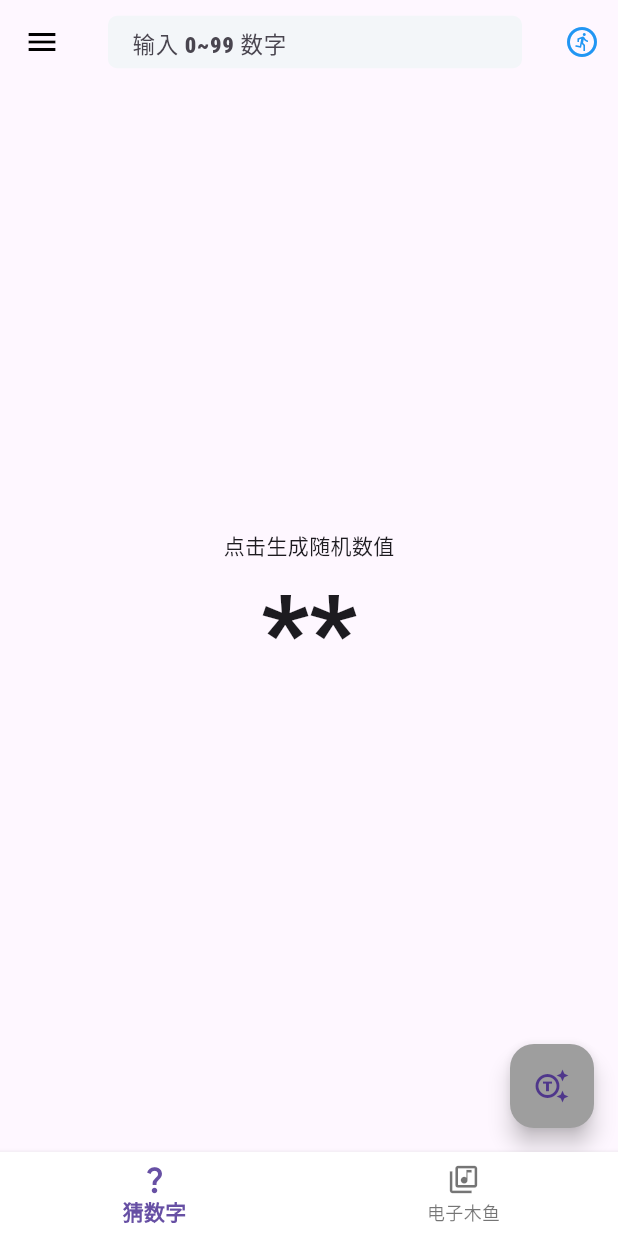
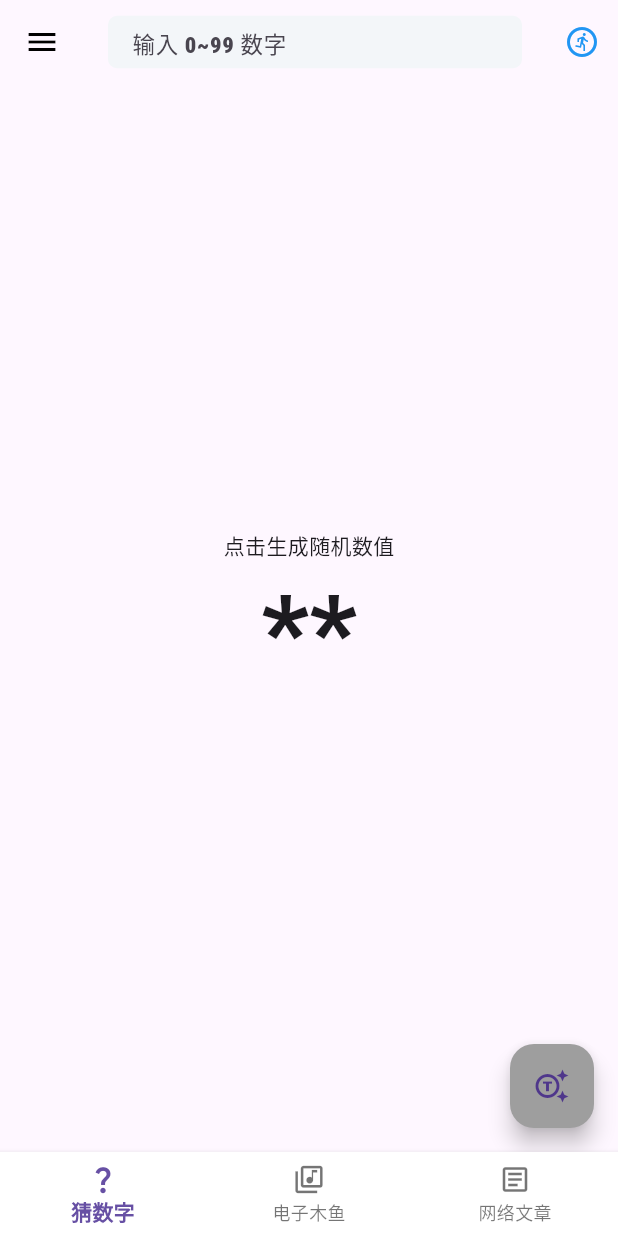
Before and after one commit to KindSeven/MyFlutterStduy, a Flutter app: the screen it shows after launch, after a tap on the "generating tokens" icon, on a phone screen of 412 x 824 dp. Run offline on Flutter 3.47's test engine with Material 3 defaults, Android fonts, the phone set to English and light mode, and no system bars; our stand-ins replace dio; missing offline and left inert: flame_audio.

Commit message:
feat:增加网络文章

```diff
--- a/lib/menu/AppNavigation.dart
+++ b/lib/menu/AppNavigation.dart
@@ -3,6 +3,7 @@ import 'package:wangdemo/guess/guess_page.dart';
 import 'package:wangdemo/menu/AppBottomBar.dart';
 import 'package:wangdemo/menu/model/MenuData.dart';
 import 'package:wangdemo/muyu/muyupage.dart';
+import 'package:wangdemo/net_article/views/net_article_page.dart';
 
 class AppNavigation extends StatefulWidget {
   const AppNavigation({Key? key}) : super(key: key);
@@ -17,6 +18,7 @@ class _AppNavigationState extends State<AppNavigation>  {
   final List<MenuData> menus = const [
     MenuData(label: '猜数字', icon: Icons.question_mark),
     MenuData(label: '电子木鱼', icon: Icons.my_library_music_outlined),
+    MenuData(label: '网络文章',icon: Icons.article_outlined)
   ];
 
 
@@ -34,7 +36,8 @@ class _AppNavigationState extends State<AppNavigation>  {
       controller: _ctrl,
       children: [
         GuessPage(title: '222'),
-        MuyuPage()
+        MuyuPage(),
+        NetArticlePage()
       ],
     );
   }
--- /dev/null
+++ b/lib/net_article/views/net_article_page.dart
@@ -0,0 +1,14 @@
+import 'package:flutter/material.dart';
+
+class NetArticlePage extends StatelessWidget {
+  const NetArticlePage({Key? key}) : super(key: key);
+
+  @override
+  Widget build(BuildContext context) {
+    return Scaffold(
+        appBar: AppBar(
+          title: const Text('网络请求测试'),
+        ),
+        body: Container());
+  }
+}
--- a/pubspec.yaml
+++ b/pubspec.yaml
@@ -17,6 +17,7 @@ dependencies:
   flame_audio: ^2.11.5
   uuid: ^4.4.2
   intl: ^0.20.2
+  dio: ^5.8.0+1
 
 
 dev_dependencies:
```
Also changed, not shown: lib/net_article/api/article_api.dart (added, +19 -0 lines), lib/net_article/model/article.dart (added, +29 -0 lines), lib/net_article/views/article_content.dart (added, +22 -0 lines), lib/net_article/views/article_detail_page.dart (added), pubspec.lock.
